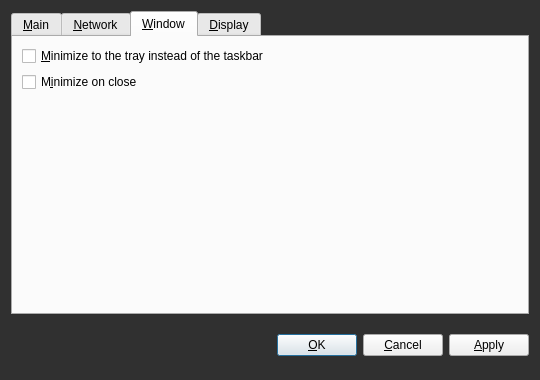
Qt form src/qt/forms/optionsdialog.ui (CedricProfit/Quotient) before a commit.
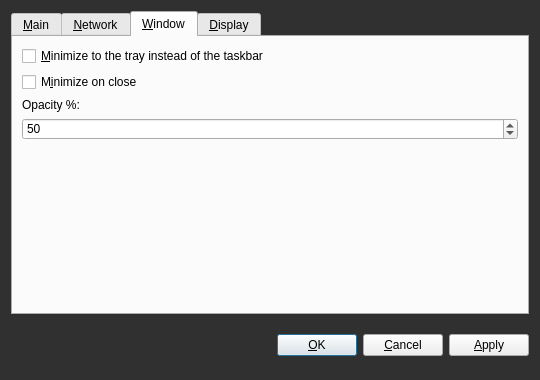
The same form after that commit. The open tabs and pages were chosen to show the change. Custom widgets are drawn as their Qt base class.

```diff
--- a/src/qt/forms/optionsdialog.ui
+++ b/src/qt/forms/optionsdialog.ui
@@ -314,6 +314,26 @@
          </property>
         </widget>
        </item>
+       <item>
+        <widget class="QLabel" name="label">
+         <property name="text">
+          <string>Opacity %:</string>
+         </property>
+        </widget>
+       </item>
+       <item>
+        <widget class="QSpinBox" name="opacitySpinBox">
+         <property name="minimum">
+          <number>40</number>
+         </property>
+         <property name="maximum">
+          <number>100</number>
+         </property>
+         <property name="value">
+          <number>50</number>
+         </property>
+        </widget>
+       </item>
        <item>
         <spacer name="verticalSpacer_Window">
          <property name="orientation">
```
Left out of the diff: 2 changed lines with no effect on the pictures.
